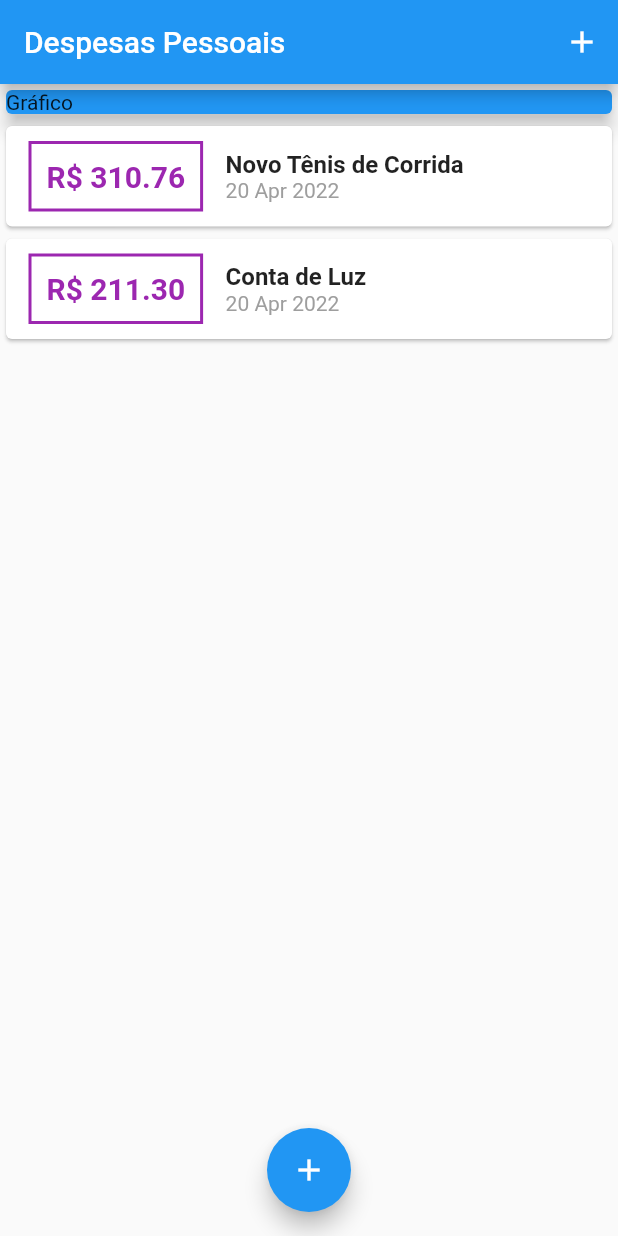
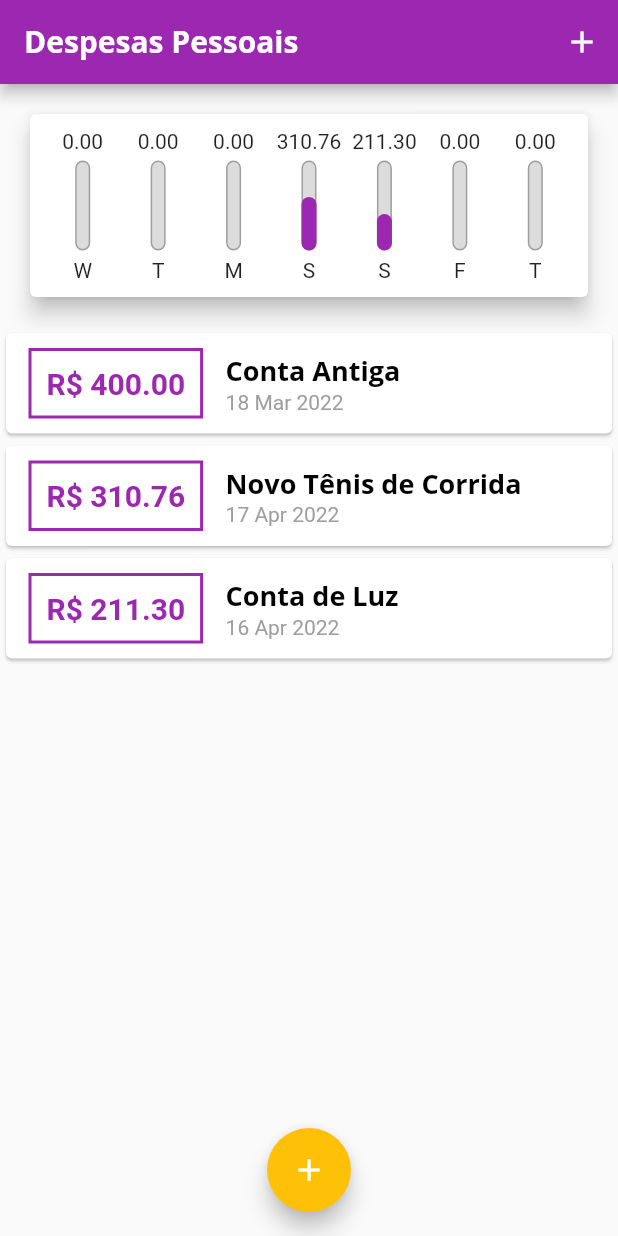
Before and after one commit to lucasgaldinodev/cod3r_flutter_expenses, a Flutter app: the screen it shows after launch, on a phone screen of 412 x 824 dp. Run offline on Flutter 3.47's test engine with Material 2 defaults, Android fonts, the phone set to English and light mode, and no system bars.

Commit message:
20/abril

```diff
--- /dev/null
+++ b/lib/components/chart.dart
@@ -0,0 +1,65 @@
+import 'package:flutter/material.dart';
+import 'package:intl/intl.dart';
+import '../models/transaction.dart';
+import 'chart_bar.dart';
+
+class Chart extends StatelessWidget {
+  final List<Transaction> recentTransaction;
+
+  const Chart(this.recentTransaction, {Key? key}) : super(key: key);
+
+  List<Map<String, Object>> get groupedTransactions {
+    return List.generate(7, (index) {
+      final weekDay = DateTime.now().subtract(
+        Duration(days: index),
+      );
+
+      double totalSum = 0.0;
+
+      for (var i = 0; i < recentTransaction.length; i++) {
+        bool sameDay = recentTransaction[i].date.day == weekDay.day;
+        bool sameMonth = recentTransaction[i].date.month == weekDay.month;
+        bool sameYear = recentTransaction[i].date.year == weekDay.year;
+
+        if (sameDay && sameMonth && sameYear) {
+          totalSum += recentTransaction[i].value;
+        }
+      }
+
+      return {
+        'day': DateFormat.E().format(weekDay)[0],
+        'value': totalSum,
+      };
+    });
+  }
+
+  double get _weekTotalValue {
+    return groupedTransactions.fold(0.0, (sum, tr) {
+      return sum + (tr['value'] as double);
+    });
+  }
+
+  @override
+  Widget build(BuildContext context) {
+    return Card(
+      elevation: 6,
+      margin: const EdgeInsets.all(20),
+      child: Padding(
+        padding: const EdgeInsets.all(10),
+        child: Row(
+          mainAxisAlignment: MainAxisAlignment.spaceAround,
+          children: groupedTransactions.map((tr) {
+            return Flexible(
+              fit: FlexFit.tight,
+              child: ChartBar(
+                label: tr['day'] as String,
+                value: tr['value'] as double,
+                percentage: (tr['value'] as double) / _weekTotalValue,
+              ),
+            );
+          }).toList(),
+        ),
+      ),
+    );
+  }
+}
--- /dev/null
+++ b/lib/components/chart_bar.dart
@@ -0,0 +1,56 @@
+import 'package:flutter/material.dart';
+
+class ChartBar extends StatelessWidget {
+  final String? label;
+  final double? value;
+  final double? percentage;
+
+  const ChartBar({
+    this.label,
+    this.value,
+    this.percentage,
+    Key? key,
+  }) : super(key: key);
+
+  @override
+  Widget build(BuildContext context) {
+    return Column(
+      children: [
+        FittedBox(
+          child: Text('${value!.toStringAsFixed(2)}'),
+        ),
+        const SizedBox(height: 5),
+        SizedBox(
+          height: 60,
+          width: 10,
+          child: Stack(
+            alignment: Alignment.bottomCenter,
+            children: <Widget>[
+              Container(
+                decoration: BoxDecoration(
+                  border: Border.all(
+                    color: Colors.grey,
+                    width: 1.0,
+                  ),
+                  color: const Color.fromRGBO(220, 220, 220, 1),
+                  borderRadius: BorderRadius.circular(5),
+                ),
+              ),
+              FractionallySizedBox(
+                heightFactor: percentage,
+                child: Container(
+                  decoration: BoxDecoration(
+                    color: Theme.of(context).colorScheme.primary,
+                    borderRadius: BorderRadius.circular(5),
+                  ),
+                ),
+              ),
+            ],
+          ),
+        ),
+        const SizedBox(height: 5),
+        Text(label!),
+      ],
+    );
+  }
+}
--- a/lib/components/transaction_list.dart
+++ b/lib/components/transaction_list.dart
@@ -11,7 +11,25 @@ class TransactionList extends StatelessWidget {
   Widget build(BuildContext context) {
     return SizedBox(
       height: 300,
-      child: ListView.builder(
+      child: transactions.isEmpty
+          ? Column(
+              children: [
+                const SizedBox(height: 20),
+                Text(
+                  'Nenhuma Transação Cadastrada!',
+                  style: Theme.of(context).textTheme.headline6,
+                ),
+                const SizedBox(height: 20),
+                SizedBox(
+                  height: 200,
+                  child: Image.asset(
+                    'assets/images/waiting.png',
+                    fit: BoxFit.cover,
+                  ),
+                ),
+              ],
+            )
+          : ListView.builder(
               itemCount: transactions.length,
               itemBuilder: (ctx, index) {
                 final tr = transactions[index];
@@ -25,17 +43,17 @@ class TransactionList extends StatelessWidget {
                         ),
                         decoration: BoxDecoration(
                           border: Border.all(
-                      color: Colors.purple,
+                            color: Theme.of(context).colorScheme.primary,
                             width: 2,
                           ),
                         ),
                         padding: const EdgeInsets.all(10),
                         child: Text(
                           'R\$ ${tr.value.toStringAsFixed(2)}',
-                    style: const TextStyle(
+                          style: TextStyle(
                             fontWeight: FontWeight.bold,
                             fontSize: 20,
-                      color: Colors.purple,
+                            color: Theme.of(context).colorScheme.primary,
                           ),
                         ),
                       ),
@@ -44,10 +62,7 @@ class TransactionList extends StatelessWidget {
                         children: [
                           Text(
                             tr.title,
-                      style: const TextStyle(
-                        fontSize: 16,
-                        fontWeight: FontWeight.bold,
-                      ),
+                            style: Theme.of(context).textTheme.headline6,
                           ),
                           Text(
                             DateFormat('d MMM y').format(tr.date),
--- a/lib/main.dart
+++ b/lib/main.dart
@@ -3,15 +3,41 @@ import 'package:flutter/material.dart';
 import 'dart:math';
 import 'components/transaction_form.dart';
 import 'components/transaction_list.dart';
+import 'components/chart.dart';
 import 'models/transaction.dart';
 
-main() => runApp(const ExpensesApp());
+main() => runApp(ExpensesApp());
 
 class ExpensesApp extends StatelessWidget {
-  const ExpensesApp({Key? key}) : super(key: key);
+  ExpensesApp({Key? key}) : super(key: key);
+  final ThemeData tema = ThemeData();
+
   @override
   Widget build(BuildContext context) {
-    return const MaterialApp(home: MyHomePage());
+    return MaterialApp(
+      home: const MyHomePage(),
+      theme: tema.copyWith(
+        colorScheme: tema.colorScheme.copyWith(
+          primary: Colors.purple,
+          secondary: Colors.amber,
+        ),
+        textTheme: tema.textTheme.copyWith(
+          headline6: const TextStyle(
+            fontFamily: 'OpenSans',
+            fontSize: 18,
+            fontWeight: FontWeight.bold,
+            color: Colors.black,
+          ),
+        ),
+        appBarTheme: const AppBarTheme(
+          titleTextStyle: TextStyle(
+            fontFamily: 'OpenSans',
+            fontSize: 20,
+            fontWeight: FontWeight.bold,
+          ),
+        ),
+      ),
+    );
   }
 }
 
@@ -23,20 +49,34 @@ class MyHomePage extends StatefulWidget {
 }
 
 class _MyHomePageState extends State<MyHomePage> {
-  final _transactions = [
+  final List<Transaction> _transactions = [
+    Transaction(
+      id: 't0',
+      title: 'Conta Antiga',
+      value: 400.00,
+      date: DateTime.now().subtract(const Duration(days: 33)),
+    ),
     Transaction(
       id: 't1',
       title: 'Novo Tênis de Corrida',
       value: 310.76,
-      date: DateTime.now(),
+      date: DateTime.now().subtract(const Duration(days: 3)),
     ),
     Transaction(
       id: 't2',
       title: 'Conta de Luz',
       value: 211.30,
-      date: DateTime.now(),
+      date: DateTime.now().subtract(const Duration(days: 4)),
     ),
   ];
+
+  List<Transaction> get _recentTransactions {
+    return _transactions.where((tr) {
+      return tr.date.isAfter(DateTime.now().subtract(
+        const Duration(days: 7),
+      ));
+    }).toList();
+  }
 
   _addTransaction(String title, double value) {
     final newTransaction = Transaction(
@@ -78,13 +118,7 @@ class _MyHomePageState extends State<MyHomePage> {
         child: Column(
           crossAxisAlignment: CrossAxisAlignment.stretch,
           children: [
-            const SizedBox(
-              child: Card(
-                color: Colors.blue,
-                child: Text('Gráfico'),
-                elevation: 5,
-              ),
-            ),
+            Chart(_recentTransactions),
             TransactionList(_transactions),
           ],
         ),
```
Also changed, not shown: pubspec.yaml (+13 -8 lines), assets/fonts/OpenSans-Bold.ttf (added), assets/fonts/OpenSans-Regular.ttf (added), assets/fonts/Quicksand-Bold.ttf (added), assets/fonts/Quicksand-Light.ttf (added), assets/fonts/Quicksand-Medium.ttf (added), assets/fonts/Quicksand-Regular.ttf (added), assets/images/waiting.png (added). Lines whose indentation alone changed are shown as unchanged.
